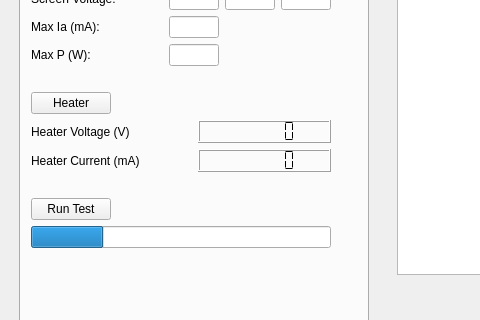
This is valveworkbench.ui in Lizardboy2390/ValveWorkbench as Qt 5 draws it before an edit; both pictures show x 0 to 480 and y 318 to 638 of the 997 by 777 pixel window. The edited form follows.
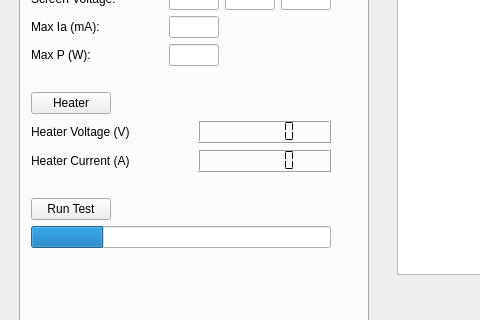
This is the edited form. The open tabs and pages were chosen to show the change.

```diff
--- a/valveworkbench.ui
+++ b/valveworkbench.ui
@@ -1400,7 +1400,7 @@
                </size>
               </property>
               <property name="text">
-               <string>Heater Current (mA)</string>
+               <string>Heater Current (A)</string>
               </property>
              </widget>
             </item>
```
Left out of the diff: 2 changed lines with no effect on the pictures.
